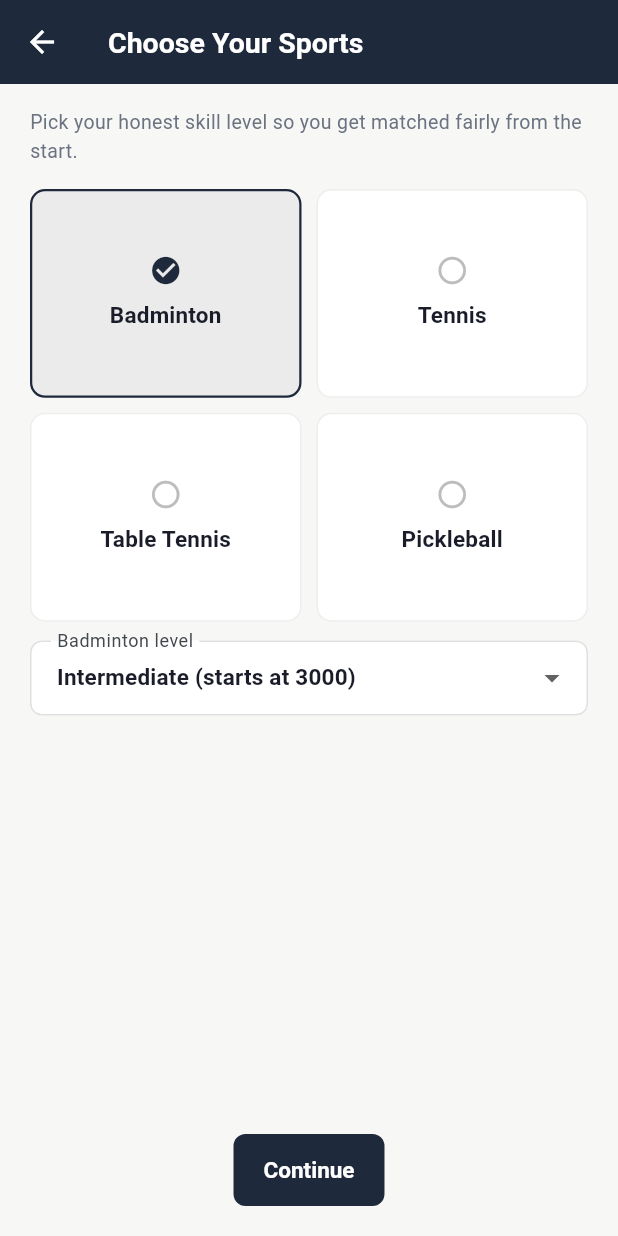
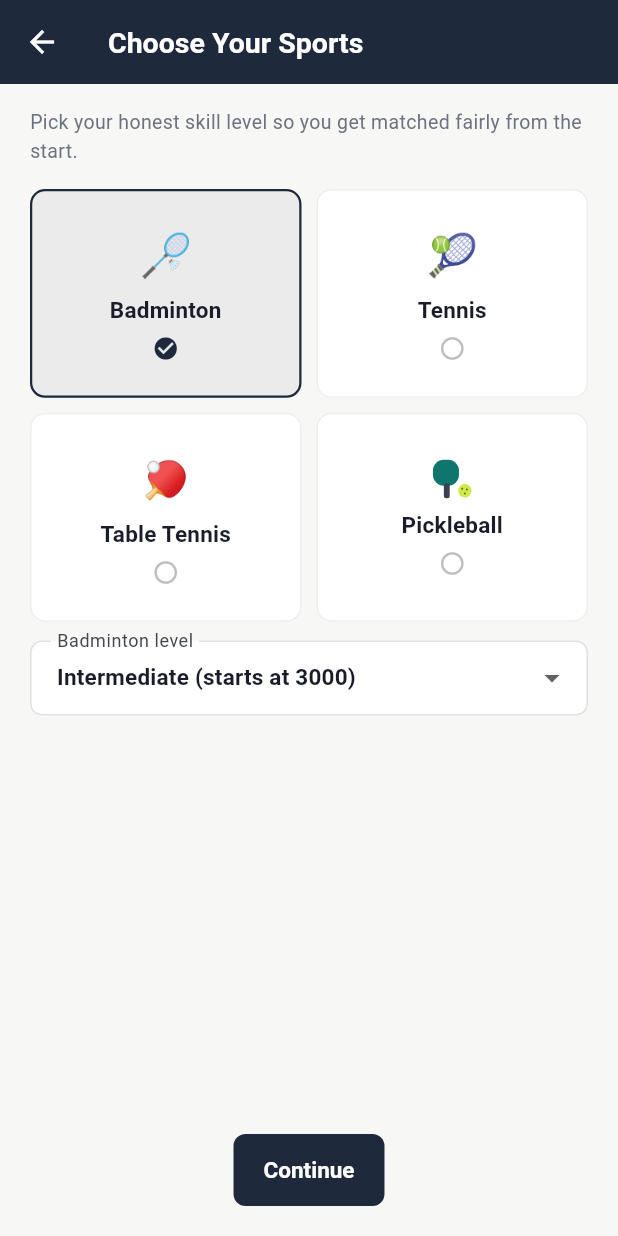
Before and after one commit to PranavRammohan/sports-tournament-app, a Flutter app: the SelectSportsScreen screen opened by its route, after a tap on "Badminton", on a phone screen of 412 x 824 dp. Run offline on Flutter 3.47's test engine with Material 3 defaults, Android fonts, the phone set to English and light mode, and no system bars; our stand-ins replace shared_preferences; accounts and stored records are empty; network calls fail.

Commit message:
Add opponent phone numbers to schedule/pending matches, custom pickleball icon, restore sport emoji via shared helper

```diff
--- a/mobile/lib/screens/browse_leagues_screen.dart
+++ b/mobile/lib/screens/browse_leagues_screen.dart
@@ -4,6 +4,7 @@ import 'package:flutter/material.dart';
 import 'package:http/http.dart' as http;
 import 'package:shared_preferences/shared_preferences.dart';
 import '../main.dart';
+import '../widgets/sport_icon.dart';
 import 'create_league_screen.dart';
 import 'league_detail_screen.dart';
 
@@ -153,6 +154,8 @@ class _BrowseLeaguesScreenState extends State<BrowseLeaguesScreen> {
                                 padding: const EdgeInsets.all(12),
                                 child: Row(
                                   children: [
+                                    sportIcon(league['sport'], size: 24),
+                                    const SizedBox(width: 12),
                                     Expanded(
                                       child: Column(
                                         crossAxisAlignment:
--- a/mobile/lib/screens/match_history_screen.dart
+++ b/mobile/lib/screens/match_history_screen.dart
@@ -4,6 +4,7 @@ import 'package:flutter/material.dart';
 import 'package:http/http.dart' as http;
 import 'package:shared_preferences/shared_preferences.dart';
 import '../main.dart';
+import '../widgets/sport_icon.dart';
 
 const String apiUrl = 'http://localhost:3000/api';
 
@@ -165,7 +166,9 @@ class _MatchHistoryScreenState extends State<MatchHistoryScreen> {
                                   borderRadius: BorderRadius.circular(2),
                                 ),
                               ),
-                              const SizedBox(width: 10),
+                              const SizedBox(width: 8),
+                              sportIcon(m['sport'], size: 16),
+                              const SizedBox(width: 8),
                               SizedBox(
                                 width: 34,
                                 child: Text(
--- a/mobile/lib/screens/pending_matches_screen.dart
+++ b/mobile/lib/screens/pending_matches_screen.dart
@@ -4,6 +4,7 @@ import 'package:flutter/material.dart';
 import 'package:http/http.dart' as http;
 import 'package:shared_preferences/shared_preferences.dart';
 import '../main.dart';
+import '../widgets/sport_icon.dart';
 
 const String apiUrl = 'http://localhost:3000/api';
 
@@ -153,6 +154,8 @@ class _PendingMatchesScreenState extends State<PendingMatchesScreen> {
                           ),
                           child: Row(
                             children: [
+                              sportIcon(m['sport'], size: 20),
+                              const SizedBox(width: 10),
                               Expanded(
                                 child: Column(
                                   crossAxisAlignment: CrossAxisAlignment.start,
--- a/mobile/lib/screens/select_sports_screen.dart
+++ b/mobile/lib/screens/select_sports_screen.dart
@@ -4,6 +4,7 @@ import 'package:flutter/material.dart';
 import 'package:http/http.dart' as http;
 import 'package:shared_preferences/shared_preferences.dart';
 import '../main.dart';
+import '../widgets/sport_icon.dart';
 
 const String apiUrl = 'http://localhost:3000/api';
 
@@ -199,6 +200,14 @@ class _SelectSportsScreenState extends State<SelectSportsScreen> {
                       child: Column(
                         mainAxisAlignment: MainAxisAlignment.center,
                         children: [
+                          sportIcon(sport, size: 28),
+                          const SizedBox(height: 6),
+                          Text(
+                            sport,
+                            textAlign: TextAlign.center,
+                            style: Theme.of(context).textTheme.titleMedium,
+                          ),
+                          const SizedBox(height: 4),
                           Icon(
                             isSelected
                                 ? Icons.check_circle
@@ -206,13 +215,7 @@ class _SelectSportsScreenState extends State<SelectSportsScreen> {
                             color: isSelected
                                 ? AppColors.primary
                                 : Colors.grey.shade400,
-                            size: 22,
-                          ),
-                          const SizedBox(height: 8),
-                          Text(
-                            sport,
-                            textAlign: TextAlign.center,
-                            style: Theme.of(context).textTheme.titleMedium,
+                            size: 18,
                           ),
                         ],
                       ),
--- /dev/null
+++ b/mobile/lib/widgets/sport_icon.dart
@@ -0,0 +1,91 @@
+// sport_icon.dart
+// Shared helper for showing a sport's icon consistently across the app.
+// Badminton/Tennis/Table Tennis use emoji (they render fine).
+// Pickleball has no standard emoji yet, so we draw a simple original icon.
+import 'package:flutter/material.dart';
+
+const Map<String, String> _sportEmojis = {
+  'badminton': '🏸',
+  'tennis': '🎾',
+  'table_tennis': '🏓',
+};
+
+Widget sportIcon(String sportKey, {double size = 20, Color? color}) {
+  final key = sportKey.toLowerCase().replaceAll(' ', '_');
+  if (key == 'pickleball') {
+    return PickleballIcon(size: size);
+  }
+  return Text(_sportEmojis[key] ?? '🏅', style: TextStyle(fontSize: size));
+}
+
+class PickleballIcon extends StatelessWidget {
+  final double size;
+
+  const PickleballIcon({super.key, this.size = 20});
+
+  @override
+  Widget build(BuildContext context) {
+    return SizedBox(
+      width: size,
+      height: size,
+      child: CustomPaint(painter: _PickleballPainter()),
+    );
+  }
+}
+
+class _PickleballPainter extends CustomPainter {
+  @override
+  void paint(Canvas canvas, Size size) {
+    // Paddle face — teal
+    final paddlePaint = Paint()..color = const Color(0xFF0F766E);
+    final paddleRect = RRect.fromRectAndRadius(
+      Rect.fromLTWH(
+        size.width * 0.04,
+        size.height * 0.04,
+        size.width * 0.62,
+        size.width * 0.62,
+      ),
+      Radius.circular(size.width * 0.26),
+    );
+    canvas.drawRRect(paddleRect, paddlePaint);
+
+    // Handle — dark gray
+    final handlePaint = Paint()..color = const Color(0xFF374151);
+    final handleRect = RRect.fromRectAndRadius(
+      Rect.fromLTWH(
+        size.width * 0.30,
+        size.height * 0.60,
+        size.width * 0.14,
+        size.height * 0.36,
+      ),
+      Radius.circular(size.width * 0.06),
+    );
+    canvas.drawRRect(handleRect, handlePaint);
+
+    // Ball — yellow-green, like a real pickleball
+    final ballPaint = Paint()..color = const Color(0xFFCFE94A);
+    final ballCenter = Offset(size.width * 0.80, size.height * 0.78);
+    final ballRadius = size.width * 0.16;
+    canvas.drawCircle(ballCenter, ballRadius, ballPaint);
+
+    // Ball holes/dimples — darker olive dots
+    final holePaint = Paint()..color = const Color(0xFF5B6B0E);
+    final holeOffsets = [
+      Offset(
+        ballCenter.dx - ballRadius * 0.4,
+        ballCenter.dy - ballRadius * 0.3,
+      ),
+      Offset(
+        ballCenter.dx + ballRadius * 0.3,
+        ballCenter.dy - ballRadius * 0.2,
+      ),
+      Offset(ballCenter.dx, ballCenter.dy + ballRadius * 0.4),
+    ];
+    for (final o in holeOffsets) {
+      canvas.drawCircle(o, ballRadius * 0.14, holePaint);
+    }
+  }
+
+  @override
+  bool shouldRepaint(covariant CustomPainter oldDelegate) => false;
+}
```
Also changed, not shown: mobile/lib/screens/league_detail_screen.dart (+83 -2 lines), mobile/lib/screens/profile_screen.dart (+12 -3 lines), 2 other files.
